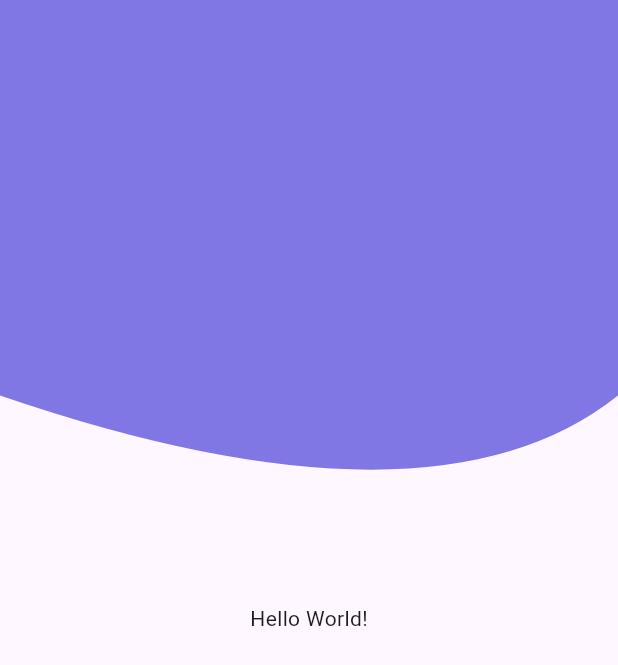
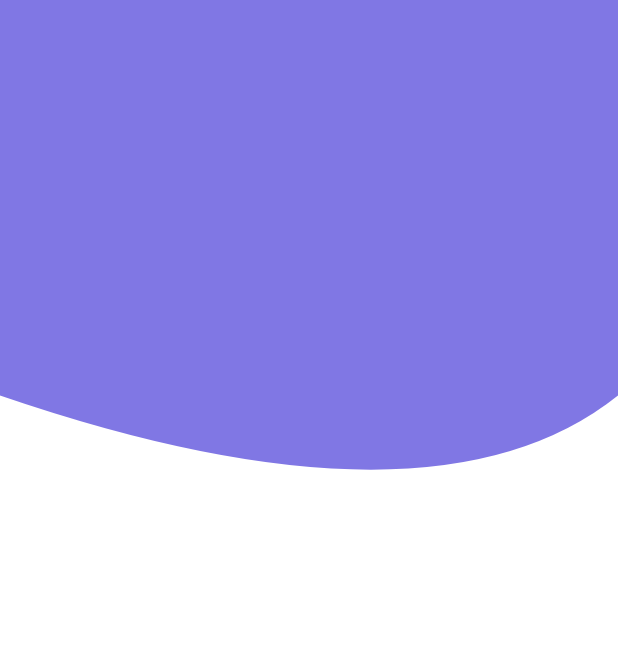
Before and after one commit to MaximDmytruk/Memory-Box, a Flutter app: the screen it shows after launch, on a phone screen of 412 x 824 dp. Shown: the top 665 px of the screen. Run offline on Flutter 3.47's test engine with Material 3 defaults, Android fonts, the phone set to English and light mode, and no system bars; our stand-ins replace flutter_svg, google_fonts.

Commit message:
Create Univaresal background

```diff
--- a/lib/main.dart
+++ b/lib/main.dart
@@ -1,4 +1,5 @@
 import 'package:flutter/material.dart';
+import 'package:memory_box/painter/custom_painter.dart';
 import 'package:memory_box/screens/home_screen/home_screen.dart';
 import 'package:memory_box/screens/splash_screen/screen/splash_screen.dart';
 
@@ -12,13 +13,43 @@ class MainApp extends StatelessWidget {
   @override
   Widget build(BuildContext context) {
     return MaterialApp(
+      color: Colors.transparent,
       title: "Memory Box",
-      // home: SplashScreen(),
       routes: {
         SplashScreen.routeName: (context) => SplashScreen(),
-        HomeScreen.routeName: (context) => HomeScreen(),
+        HomeScreen.routeName: (context) =>
+            _CustomBackground(child: HomeScreen()),
       },
       initialRoute: SplashScreen.routeName,
     );
   }
 }
+
+class _CustomBackground extends StatefulWidget {
+  final Widget child;
+  const _CustomBackground({
+    required this.child,
+  });
+
+  @override
+  State<_CustomBackground> createState() => _CustomBackgroundState();
+}
+
+class _CustomBackgroundState extends State<_CustomBackground> {
+  @override
+  Widget build(BuildContext context) {
+    Size size = MediaQuery.of(context).size;
+    return Stack(
+      children: [
+        SizedBox(
+          width: size.width,
+          height: size.height * 0.4,
+          child: CustomPaint(
+            painter: CustomBackgroundPainter(),
+          ),
+        ),
+        widget.child,
+      ],
+    );
+  }
+}
--- a/lib/painter/custom_painter.dart
+++ b/lib/painter/custom_painter.dart
@@ -1,7 +1,7 @@
 import 'package:flutter/cupertino.dart';
 import 'package:memory_box/constants/colors_app/colors_app.dart';
 
-class CirclePainter extends CustomPainter {
+class CustomBackgroundPainter extends CustomPainter {
   @override
   void paint(Canvas canvas, Size size) {
     final Paint paint = Paint();
--- a/lib/screens/home_screen/home_screen.dart
+++ b/lib/screens/home_screen/home_screen.dart
@@ -13,22 +13,14 @@ class HomeScreen extends StatefulWidget {
 class _HomeScreenState extends State<HomeScreen> {
   @override
   Widget build(BuildContext context) {
-    Size size = MediaQuery.of(context).size;
+
 
     return Scaffold(
+      backgroundColor: Colors.transparent,
       body: Stack(
         children: [
-          SizedBox(
-            height: size.height * 0.4,
-            width: size.width,
-            child: CustomPaint(
-              size: Size.infinite,
-              painter: CirclePainter(),
-            ),
-          ),
-          Center(
-            child: Text('Hello World!'),
-          ),
+
+
         ],
       ),
     );
```
